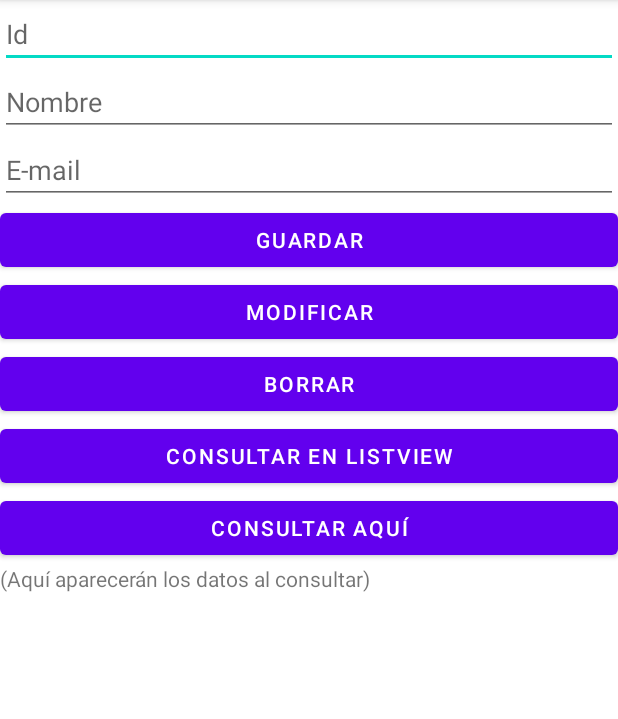
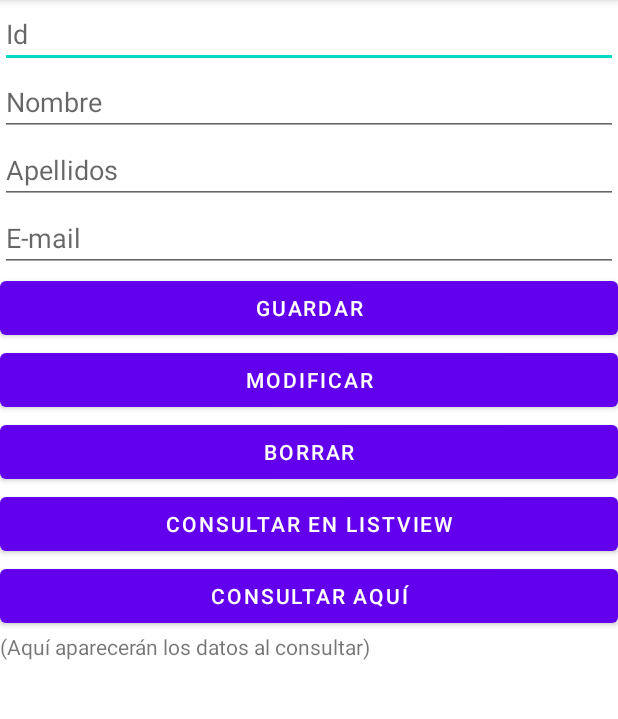
Before and after one commit to epis-upt-flor/proyecto-final-grupo_alferez_vilca_cementeriora, an Android app: the ObituarioActivity screen opened directly, with no data from a screen before it, on a phone screen of 412 x 824 dp, the part 84-803 px from its top. Run offline under Robolectric (Android 15) with nearby library versions, the phone set to English and light mode, and no system bars.

Commit message:
Añadido Campo de apellidos en obituario

```diff
--- a/MapsBasics2/app/src/main/java/com/example/mapsbasics2/obituario/ActivityLista.kt
+++ b/MapsBasics2/app/src/main/java/com/example/mapsbasics2/obituario/ActivityLista.kt
@@ -52,11 +52,13 @@ class ActivityLista : AppCompatActivity() {
                               context: Context?, cursor: Cursor?) {
             val bindingItems = ItemListviewBinding.bind(view!!)
             bindingItems.tvItemNombre.text = cursor!!.getString(1)
-            bindingItems.tvItemEmail.text = cursor!!.getString(2)
+            bindingItems.tvItemApellidos.text = cursor!!.getString(2)
+            bindingItems.tvItemEmail.text = cursor!!.getString(3)
 
             view.setOnClickListener {
                 Toast.makeText(this@ActivityLista,
                     "${bindingItems.tvItemNombre.text}, " +
+                            "${bindingItems.tvItemApellidos.text}, " +
                             "${bindingItems.tvItemEmail.text}",
                     Toast.LENGTH_SHORT).show()
             }
--- a/MapsBasics2/app/src/main/res/layout/activity_obituario.xml
+++ b/MapsBasics2/app/src/main/res/layout/activity_obituario.xml
@@ -21,6 +21,14 @@
         android:layout_height="wrap_content"
         android:ems="10"
         android:hint="Nombre"
+        android:inputType="textPersonName" />
+
+    <EditText
+        android:id="@+id/etApellidos"
+        android:layout_width="match_parent"
+        android:layout_height="wrap_content"
+        android:ems="10"
+        android:hint="Apellidos"
         android:inputType="textPersonName" />
 
     <EditText
```
Also changed, not shown: MapsBasics2/app/src/main/java/com/example/mapsbasics2/obituario/ObituarioActivity.kt (+9 -3 lines), MapsBasics2/app/src/main/java/com/example/mapsbasics2/obituario/miSQLiteHelper.kt (+5 -3 lines), MapsBasics2/app/src/main/res/layout/item_listview.xml (+8 -0 lines).
